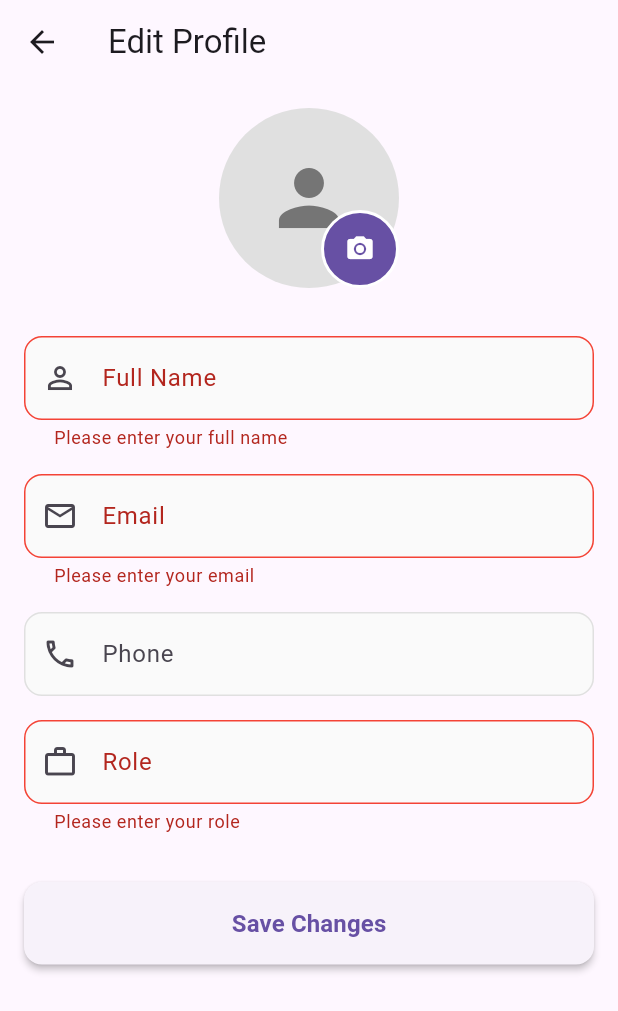
After one commit to ssekyanzielvis/Logistics-and-Procurement-Management-App, a Flutter app: the ProfileScreen screen opened directly, after a tap on "Save Changes", on a phone screen of 412 x 824 dp. The commit adds this screen. Shown: the top 1011 px of the screen. Run offline on Flutter 3.47's test engine with Material 3 defaults, Android fonts, the phone set to English and light mode, and no system bars; our stand-ins replace cached_network_image, flutter_dotenv, flutter_riverpod, geolocator, image_picker, pdf and 3 more; accounts and stored records are empty; network calls fail.

Commit message:
you know

```diff
--- a/logistics/lib/models/user.dart
+++ b/logistics/lib/models/user.dart
@@ -6,7 +6,7 @@ class UserModel {
   final String role;
   final bool isActive;
   final DateTime createdAt;
-  final String? profileImage; // Added optional profileImage field
+  final String? profileImage;
 
   UserModel({
     required this.id,
@@ -16,19 +16,22 @@ class UserModel {
     required this.role,
     required this.isActive,
     required this.createdAt,
-    this.profileImage, // Added to constructor
+    this.profileImage,
   });
 
   factory UserModel.fromJson(Map<String, dynamic> json) {
     return UserModel(
-      id: json['id'],
-      email: json['email'],
-      fullName: json['full_name'],
+      id: json['id'] ?? '',
+      email: json['email'] ?? '',
+      fullName: json['full_name'] ?? '',
       phone: json['phone'] ?? '',
-      role: json['role'],
+      role: json['role'] ?? 'user',
       isActive: json['is_active'] ?? true,
-      createdAt: DateTime.parse(json['created_at']),
-      profileImage: json['profile_image'], // Added to fromJson
+      createdAt:
+          json['created_at'] != null
+              ? DateTime.parse(json['created_at'])
+              : DateTime.now(),
+      profileImage: json['profile_image'],
     );
   }
 
@@ -41,7 +44,34 @@ class UserModel {
       'role': role,
       'is_active': isActive,
       'created_at': createdAt.toIso8601String(),
-      'profile_image': profileImage, // Added to toJson
+      'profile_image': profileImage,
     };
   }
+
+  UserModel copyWith({
+    String? id,
+    String? email,
+    String? fullName,
+    String? phone,
+    String? role,
+    bool? isActive,
+    DateTime? createdAt,
+    String? profileImage,
+  }) {
+    return UserModel(
+      id: id ?? this.id,
+      email: email ?? this.email,
+      fullName: fullName ?? this.fullName,
+      phone: phone ?? this.phone,
+      role: role ?? this.role,
+      isActive: isActive ?? this.isActive,
+      createdAt: createdAt ?? this.createdAt,
+      profileImage: profileImage ?? this.profileImage,
+    );
+  }
+
+  @override
+  String toString() {
+    return 'UserModel(id: $id, email: $email, fullName: $fullName, phone: $phone, role: $role, isActive: $isActive, createdAt: $createdAt, profileImage: $profileImage)';
+  }
 }
--- a/logistics/lib/screens/admin/admin_dashboard.dart
+++ b/logistics/lib/screens/admin/admin_dashboard.dart
@@ -5,6 +5,7 @@ import 'package:logistics/screens/admin/user_management_screen.dart';
 import 'package:logistics/screens/client/chat_list_screen.dart';
 import 'package:logistics/screens/home/delivery_screen.dart';
 import 'package:logistics/screens/home/fuel_card_dashboard.dart';
+import 'package:logistics/screens/home/profile_screen.dart';
 import 'package:logistics/services/auth_service.dart';
 import 'package:logistics/utils/constants.dart';
 import 'package:provider/provider.dart';
@@ -40,6 +41,16 @@ class _AdminDashboardState extends State<AdminDashboard> {
         foregroundColor: Colors.white,
         toolbarHeight: toolbarHeight,
         actions: [
+          IconButton(
+            icon: Icon(Icons.person, size: fontScale * 24),
+            tooltip: 'Profile',
+            onPressed: () {
+              Navigator.push(
+                context,
+                MaterialPageRoute(builder: (context) => ProfileScreen()),
+              );
+            },
+          ),
           IconButton(
             icon: Icon(Icons.chat, size: fontScale * 24),
             tooltip: 'Chats',
--- a/logistics/lib/screens/admin/other_admin_dashboard.dart
+++ b/logistics/lib/screens/admin/other_admin_dashboard.dart
@@ -4,6 +4,7 @@ import 'package:logistics/screens/admin/consignment_management_screen.dart';
 import 'package:logistics/screens/admin/user_management_screen.dart';
 import 'package:logistics/screens/client/chat_list_screen.dart';
 import 'package:logistics/screens/home/fuel_card_dashboard.dart';
+import 'package:logistics/screens/home/profile_screen.dart';
 import 'package:logistics/services/auth_service.dart';
 import 'package:logistics/utils/constants.dart';
 import 'package:provider/provider.dart';
@@ -39,6 +40,16 @@ class _OtherAdminDashboardState extends State<OtherAdminDashboard> {
         foregroundColor: Colors.white,
         toolbarHeight: toolbarHeight,
         actions: [
+          IconButton(
+            icon: Icon(Icons.person, size: fontScale * 24), // Profile icon
+            tooltip: 'Profile',
+            onPressed: () {
+              Navigator.push(
+                context,
+                MaterialPageRoute(builder: (context) => ProfileScreen()),
+              );
+            },
+          ),
           IconButton(
             icon: Icon(Icons.chat, size: fontScale * 24),
             tooltip: 'Chats',
--- a/logistics/lib/screens/client/client_dashboard.dart
+++ b/logistics/lib/screens/client/client_dashboard.dart
@@ -3,6 +3,7 @@ import 'package:logistics/screens/client/chat_list_screen.dart';
 import 'package:logistics/screens/client/create_consignment_screen.dart';
 import 'package:logistics/screens/client/my_consignments_screen.dart';
 import 'package:logistics/screens/client/track_consignment_screen.dart';
+import 'package:logistics/screens/home/profile_screen.dart';
 import 'package:logistics/services/auth_service.dart';
 import 'package:logistics/utils/constants.dart';
 import 'package:provider/provider.dart';
@@ -32,6 +33,16 @@ class _ClientDashboardState extends State<ClientDashboard> {
         backgroundColor: AppConstants.primaryColor,
         foregroundColor: Colors.white,
         actions: [
+          IconButton(
+            icon: const Icon(Icons.person), // Profile icon
+            tooltip: 'Profile',
+            onPressed: () {
+              Navigator.push(
+                context,
+                MaterialPageRoute(builder: (context) => ProfileScreen()),
+              );
+            },
+          ),
           IconButton(
             icon: const Icon(Icons.chat),
             tooltip: 'Chat',
--- a/logistics/lib/screens/driver/driver_dashboard.dart
+++ b/logistics/lib/screens/driver/driver_dashboard.dart
@@ -4,6 +4,7 @@ import 'package:logistics/screens/driver/my_deliveries_screen.dart';
 import 'package:logistics/screens/client/chat_list_screen.dart';
 import 'package:logistics/screens/home/delivery_screen.dart';
 import 'package:logistics/screens/home/driver_fuel_card_screen.dart';
+import 'package:logistics/screens/home/profile_screen.dart';
 import 'package:logistics/services/auth_service.dart';
 import 'package:logistics/utils/constants.dart';
 import 'package:provider/provider.dart';
@@ -33,7 +34,18 @@ class _DriverDashboardState extends State<DriverDashboard> {
         foregroundColor: Colors.white,
         actions: [
           IconButton(
+            icon: const Icon(Icons.person), // Profile icon
+            tooltip: 'Profile', // Optional tooltip
+            onPressed: () {
+              Navigator.push(
+                context,
+                MaterialPageRoute(builder: (context) => ProfileScreen()),
+              );
+            },
+          ),
+          IconButton(
             icon: const Icon(Icons.logout),
+            tooltip: 'Logout', // Optional tooltip
             onPressed: () {
               Provider.of<AuthService>(context, listen: false).signOut();
             },
--- /dev/null
+++ b/logistics/lib/screens/home/profile_screen.dart
@@ -0,0 +1,560 @@
+import 'package:flutter/material.dart';
+import 'package:supabase_flutter/supabase_flutter.dart';
+import 'package:image_picker/image_picker.dart';
+import 'dart:io';
+
+class ProfileScreen extends StatefulWidget {
+  const ProfileScreen({super.key});
+
+  @override
+  State<ProfileScreen> createState() => _ProfileScreenState();
+}
+
+class _ProfileScreenState extends State<ProfileScreen> {
+  final _formKey = GlobalKey<FormState>();
+  final _supabase = Supabase.instance.client;
+
+  // Controllers
+  late final TextEditingController _fullNameController;
+  late final TextEditingController _emailController;
+  late final TextEditingController _phoneController;
+  late final TextEditingController _roleController;
+
+  // State variables
+  File? _profileImage;
+  String? _profileImageUrl;
+  bool _isLoading = true;
+  bool _isSaving = false;
+
+  // Constants
+  static const String _defaultRole = 'No role';
+  static const String _profileImagesBucket = 'profile_images';
+  static const int _signedUrlExpirySeconds = 3600;
+
+  @override
+  void initState() {
+    super.initState();
+    _initializeControllers();
+    _loadProfileData();
+  }
+
+  @override
+  void dispose() {
+    _disposeControllers();
+    super.dispose();
+  }
+
+  void _initializeControllers() {
+    _fullNameController = TextEditingController();
+    _emailController = TextEditingController();
+    _phoneController = TextEditingController();
+    _roleController = TextEditingController(text: _defaultRole);
+  }
+
+  void _disposeControllers() {
+    _fullNameController.dispose();
+    _emailController.dispose();
+    _phoneController.dispose();
+    _roleController.dispose();
+  }
+
+  Future<void> _loadProfileData() async {
+    if (!mounted) return;
+
+    setState(() => _isLoading = true);
+
+    try {
+      final userId = _getCurrentUserId();
+      if (userId == null) {
+        _showErrorSnackBar('User not authenticated');
+        return;
+      }
+
+      final userData = await _fetchUserData(userId);
+      if (userData != null && mounted) {
+        _populateFormFields(userData);
+        await _loadProfileImage(userData['avatar_url']);
+      }
+    } catch (e) {
+      if (mounted) {
+        _showErrorSnackBar('Failed to load profile: ${_getErrorMessage(e)}');
+      }
+    } finally {
+      if (mounted) {
+        setState(() => _isLoading = false);
+      }
+    }
+  }
+
+  String? _getCurrentUserId() {
+    return _supabase.auth.currentUser?.id;
+  }
+
+  Future<Map<String, dynamic>?> _fetchUserData(String userId) async {
+    final response =
+        await _supabase
+            .from('users')
+            .select('full_name, email, phone, role, avatar_url')
+            .eq('id', userId)
+            .maybeSingle();
+
+    return response;
+  }
+
+  void _populateFormFields(Map<String, dynamic> userData) {
+    _fullNameController.text = userData['full_name']?.toString() ?? '';
+    _emailController.text = userData['email']?.toString() ?? '';
+    _phoneController.text = userData['phone']?.toString() ?? '';
+    _roleController.text = userData['role']?.toString() ?? _defaultRole;
+  }
+
+  Future<void> _loadProfileImage(String? avatarUrl) async {
+    if (avatarUrl == null || avatarUrl.isEmpty) return;
+
+    try {
+      final signedUrl = await _supabase.storage
+          .from(_profileImagesBucket)
+          .createSignedUrl(avatarUrl, _signedUrlExpirySeconds);
+
+      if (mounted) {
+        setState(() => _profileImageUrl = signedUrl);
+      }
+    } catch (e) {
+      debugPrint('Failed to load profile image: $e');
+    }
+  }
+
+  Future<void> _pickImage() async {
+    try {
+      final picker = ImagePicker();
+      final pickedFile = await picker.pickImage(
+        source: ImageSource.gallery,
+        maxWidth: 512,
+        maxHeight: 512,
+        imageQuality: 80,
+      );
+
+      if (pickedFile != null && mounted) {
+        setState(() {
+          _profileImage = File(pickedFile.path);
+          _profileImageUrl = null; // Clear existing URL
+        });
+      }
+    } catch (e) {
+      _showErrorSnackBar('Failed to pick image: ${_getErrorMessage(e)}');
+    }
+  }
+
+  Future<String?> _uploadProfileImage() async {
+    if (_profileImage == null) return null;
+
+    final userId = _getCurrentUserId();
+    if (userId == null) return null;
+
+    final fileExtension = _profileImage!.path.split('.').last.toLowerCase();
+    final fileName = 'avatar_$userId.$fileExtension';
+
+    try {
+      // Remove existing file if it exists
+      try {
+        await _supabase.storage.from(_profileImagesBucket).remove([fileName]);
+      } catch (e) {
+        // Ignore if file doesn't exist
+        debugPrint('Previous avatar file not found: $e');
+      }
+
+      // Upload new file
+      await _supabase.storage
+          .from(_profileImagesBucket)
+          .upload(fileName, _profileImage!);
+
+      return fileName;
+    } catch (e) {
+      _showErrorSnackBar('Failed to upload image: ${_getErrorMessage(e)}');
+      return null;
+    }
+  }
+
+  Future<void> _saveProfile() async {
+    if (!_formKey.currentState!.validate()) return;
+    if (!mounted) return;
+
+    setState(() => _isSaving = true);
+
+    try {
+      final userId = _getCurrentUserId();
+      if (userId == null) {
+        _showErrorSnackBar('User not authenticated');
+        return;
+      }
+
+      // Upload image if selected
+      String? avatarFileName;
+      if (_profileImage != null) {
+        avatarFileName = await _uploadProfileImage();
+        if (avatarFileName == null) {
+          // Upload failed, don't proceed with profile update
+          return;
+        }
+      }
+
+      // Prepare update data
+      final updates = <String, dynamic>{
+        'full_name': _fullNameController.text.trim(),
+        'email': _emailController.text.trim(),
+        'phone': _phoneController.text.trim(),
+        'role': _roleController.text.trim(),
+        'updated_at': DateTime.now().toIso8601String(),
+      };
+
+      if (avatarFileName != null) {
+        updates['avatar_url'] = avatarFileName;
+      }
+
+      // Update user data
+      await _supabase.from('users').update(updates).eq('id', userId);
+
+      if (mounted) {
+        _showSuccessSnackBar('Profile updated successfully!');
+        // Reload data to reflect changes
+        await _loadProfileData();
+      }
+    } catch (e) {
+      if (mounted) {
+        _showErrorSnackBar('Failed to save profile: ${_getErrorMessage(e)}');
+      }
+    } finally {
+      if (mounted) {
+        setState(() => _isSaving = false);
+      }
+    }
+  }
+
+  void _showErrorSnackBar(String message) {
+    if (!mounted) return;
+    ScaffoldMessenger.of(context).showSnackBar(
+      SnackBar(
+        content: Text(message),
+        backgroundColor: Colors.red,
+        behavior: SnackBarBehavior.floating,
+      ),
+    );
+  }
+
+  void _showSuccessSnackBar(String message) {
+    if (!mounted) return;
+    ScaffoldMessenger.of(context).showSnackBar(
+      SnackBar(
+        content: Text(message),
+        backgroundColor: Colors.green,
+        behavior: SnackBarBehavior.floating,
+      ),
+    );
+  }
+
+  String _getErrorMessage(dynamic error) {
+    if (error is PostgrestException) {
+      return error.message;
+    }
+    return error.toString();
+  }
+
+  @override
+  Widget build(BuildContext context) {
+    return Scaffold(
+      appBar: AppBar(title: const Text('Edit Profile'), elevation: 0),
+      body:
+          _isLoading
+              ? const _LoadingWidget()
+              : _ProfileForm(
+                formKey: _formKey,
+                fullNameController: _fullNameController,
+                emailController: _emailController,
+                phoneController: _phoneController,
+                roleController: _roleController,
+                profileImage: _profileImage,
+                profileImageUrl: _profileImageUrl,
+                isSaving: _isSaving,
+                onPickImage: _pickImage,
+                onSaveProfile: _saveProfile,
+              ),
+    );
+  }
+}
+
+class _LoadingWidget extends StatelessWidget {
+  const _LoadingWidget();
+
+  @override
+  Widget build(BuildContext context) {
+    return const Center(
+      child: Column(
+        mainAxisAlignment: MainAxisAlignment.center,
+        children: [
+          CircularProgressIndicator(),
+          SizedBox(height: 16),
+          Text('Loading profile...'),
+        ],
+      ),
+    );
+  }
+}
+
+class _ProfileForm extends StatelessWidget {
+  const _ProfileForm({
+    required this.formKey,
+    required this.fullNameController,
+    required this.emailController,
+    required this.phoneController,
+    required this.roleController,
+    required this.profileImage,
+    required this.profileImageUrl,
+    required this.isSaving,
+    required this.onPickImage,
+    required this.onSaveProfile,
+  });
+
+  final GlobalKey<FormState> formKey;
+  final TextEditingController fullNameController;
+  final TextEditingController emailController;
+  final TextEditingController phoneController;
+  final TextEditingController roleController;
+  final File? profileImage;
+  final String? profileImageUrl;
+  final bool isSaving;
+  final VoidCallback onPickImage;
+  final VoidCallback onSaveProfile;
+
+  @override
+  Widget build(BuildContext context) {
+    return SingleChildScrollView(
+      padding: const EdgeInsets.all(16.0),
+      child: Form(
+        key: formKey,
+        child: Column(
+          crossAxisAlignment: CrossAxisAlignment.stretch,
+          children: [
+            _ProfileImagePicker(
+              profileImage: profileImage,
+              profileImageUrl: profileImageUrl,
+              onPickImage: onPickImage,
+            ),
+            const SizedBox(height: 32),
+            _CustomTextFormField(
+              controller: fullNameController,
+              labelText: 'Full Name',
+              hintText: 'Enter your full name',
+              prefixIcon: Icons.person_outline,
+              validator: (value) {
+                if (value == null || value.trim().isEmpty) {
+                  return 'Please enter your full name';
+                }
+                if (value.trim().length < 2) {
+                  return 'Name must be at least 2 characters';
+                }
+                return null;
+              },
+            ),
+            const SizedBox(height: 16),
+            _CustomTextFormField(
+              controller: emailController,
+              labelText: 'Email',
+              hintText: 'e.g. user@example.com',
+              prefixIcon: Icons.email_outlined,
+              keyboardType: TextInputType.emailAddress,
+              validator: (value) {
+                if (value == null || value.trim().isEmpty) {
+                  return 'Please enter your email';
+                }
+                final emailRegex = RegExp(r'^[\w-\.]+@([\w-]+\.)+[\w-]{2,4}$');
+                if (!emailRegex.hasMatch(value.trim())) {
+                  return 'Please enter a valid email address';
+                }
+                return null;
+              },
+            ),
+            const SizedBox(height: 16),
+            _CustomTextFormField(
+              controller: phoneController,
+              labelText: 'Phone',
+              hintText: 'Enter your phone number',
+              prefixIcon: Icons.phone_outlined,
+              keyboardType: TextInputType.phone,
+              validator: (value) {
+                if (value != null && value.trim().isNotEmpty) {
+                  if (value.trim().length < 10) {
+                    return 'Please enter a valid phone number';
+                  }
+                }
+                return null;
+              },
+            ),
+            const SizedBox(height: 16),
+            _CustomTextFormField(
+              controller: roleController,
+              labelText: 'Role',
+              hintText: 'Enter your role',
+              prefixIcon: Icons.work_outline,
+              validator: (value) {
+                if (value == null || value.trim().isEmpty) {
+                  return 'Please enter your role';
+                }
+                return null;
+              },
+            ),
+            const SizedBox(height: 32),
+            _SaveButton(isSaving: isSaving, onPressed: onSaveProfile),
+          ],
+        ),
+      ),
+    );
+  }
+}
+
+class _ProfileImagePicker extends StatelessWidget {
+  const _ProfileImagePicker({
+    required this.profileImage,
+    required this.profileImageUrl,
+    required this.onPickImage,
+  });
+
+  final File? profileImage;
+  final String? profileImageUrl;
+  final VoidCallback onPickImage;
+
+  @override
+  Widget build(BuildContext context) {
+    return Center(
+      child: Stack(
+        children: [
+          CircleAvatar(
+            radius: 60,
+            backgroundColor: Colors.grey[300],
+            backgroundImage: _getImageProvider(),
+            child:
+                _getImageProvider() == null
+                    ? Icon(Icons.person, size: 60, color: Colors.grey[600])
+                    : null,
+          ),
+          Positioned(
+            bottom: 0,
+            right: 0,
+            child: Container(
+              decoration: BoxDecoration(
+                color: Theme.of(context).primaryColor,
+                shape: BoxShape.circle,
+                border: Border.all(color: Colors.white, width: 2),
+              ),
+              child: IconButton(
+                onPressed: onPickImage,
+                icon: const Icon(
+                  Icons.camera_alt,
+                  color: Colors.white,
+                  size: 20,
+                ),
+                constraints: const BoxConstraints(minWidth: 40, minHeight: 40),
+              ),
+            ),
+          ),
+        ],
+      ),
+    );
+  }
+
+  ImageProvider? _getImageProvider() {
+    if (profileImage != null) {
+      return FileImage(profileImage!);
+    } else if (profileImageUrl != null) {
+      return NetworkImage(profileImageUrl!);
+    }
+    return null;
+  }
+}
+
+class _CustomTextFormField extends StatelessWidget {
+  const _CustomTextFormField({
+    required this.controller,
+    required this.labelText,
+    required this.hintText,
+    required this.prefixIcon,
+    this.keyboardType,
+    this.validator,
+  });
+
+  final TextEditingController controller;
+  final String labelText;
+  final String hintText;
+  final IconData prefixIcon;
+  final TextInputType? keyboardType;
+  final String? Function(String?)? validator;
+
+  @override
+  Widget build(BuildContext context) {
+    return TextFormField(
+      controller: controller,
+      keyboardType: keyboardType,
+      validator: validator,
+      decoration: InputDecoration(
+        labelText: labelText,
+        hintText: hintText,
+        prefixIcon: Icon(prefixIcon),
+        border: OutlineInputBorder(borderRadius: BorderRadius.circular(12)),
+        enabledBorder: OutlineInputBorder(
+          borderRadius: BorderRadius.circular(12),
+          borderSide: BorderSide(color: Colors.grey[300]!),
+        ),
+        focusedBorder: OutlineInputBorder(
+          borderRadius: BorderRadius.circular(12),
+          borderSide: BorderSide(color: Theme.of(context).primaryColor),
+        ),
+        errorBorder: OutlineInputBorder(
+          borderRadius: BorderRadius.circular(12),
+          borderSide: const BorderSide(color: Colors.red),
+        ),
+        focusedErrorBorder: OutlineInputBorder(
+          borderRadius: BorderRadius.circular(12),
+          borderSide: const BorderSide(color: Colors.red),
+        ),
+        filled: true,
+        fillColor: Colors.grey[50],
+        contentPadding: const EdgeInsets.symmetric(
+          horizontal: 16,
+          vertical: 16,
+        ),
+      ),
+    );
+  }
+}
+
+class _SaveButton extends StatelessWidget {
+  const _SaveButton({required this.isSaving, required this.onPressed});
+
+  final bool isSaving;
+  final VoidCallback onPressed;
+
+  @override
+  Widget build(BuildContext context) {
+    return ElevatedButton(
+      onPressed: isSaving ? null : onPressed,
+      style: ElevatedButton.styleFrom(
+        padding: const EdgeInsets.symmetric(vertical: 16),
+        shape: RoundedRectangleBorder(borderRadius: BorderRadius.circular(12)),
+        elevation: 2,
+      ),
+      child:
+          isSaving
+              ? const SizedBox(
+                height: 20,
+                width: 20,
+                child: CircularProgressIndicator(
+                  strokeWidth: 2,
+                  valueColor: AlwaysStoppedAnimation<Color>(Colors.white),
+                ),
+              )
+              : const Text(
+                'Save Changes',
+                style: TextStyle(fontSize: 16, fontWeight: FontWeight.w600),
+              ),
+    );
+  }
+}
```
